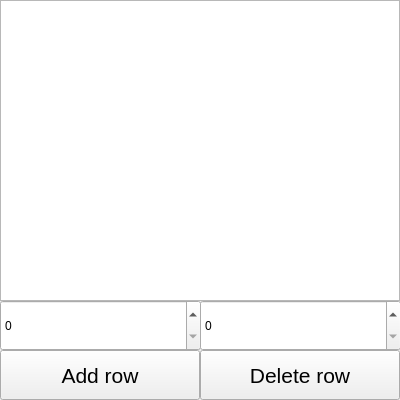
Old version of the form database.ui in the repository AndrewAbramow/Q5-temperature-controller.
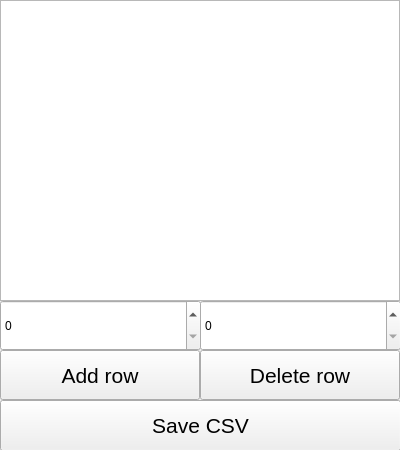
New version of the form.

Commit message: png output from graph & csv output from database added

```diff
--- a/database.ui
+++ b/database.ui
@@ -7,7 +7,7 @@
     <x>0</x>
     <y>0</y>
     <width>400</width>
-    <height>400</height>
+    <height>450</height>
    </rect>
   </property>
   <property name="windowTitle">
@@ -83,6 +83,25 @@
     </rect>
    </property>
   </widget>
+  <widget class="QPushButton" name="save_csv">
+   <property name="geometry">
+    <rect>
+     <x>0</x>
+     <y>400</y>
+     <width>401</width>
+     <height>51</height>
+    </rect>
+   </property>
+   <property name="font">
+    <font>
+     <family>Ubuntu</family>
+     <pointsize>16</pointsize>
+    </font>
+   </property>
+   <property name="text">
+    <string>Save CSV</string>
+   </property>
+  </widget>
  </widget>
  <resources/>
  <connections/>
```
The commit also changes 9 other files.
